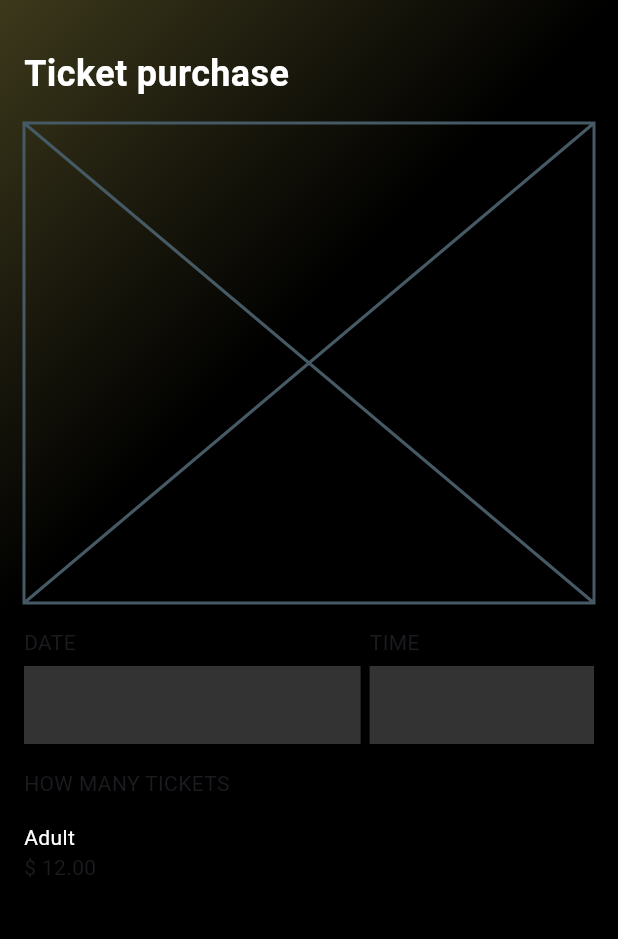
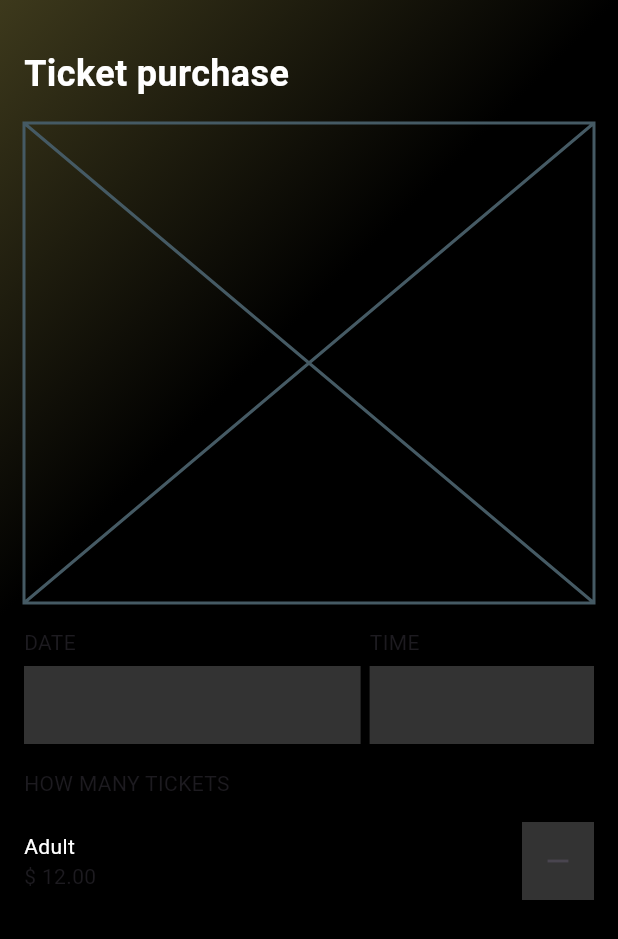
Before and after one commit to JAICHANGPARK/flutter_notebook_chapter_43, a Flutter app: the EventPurchasePage screen opened directly, on a phone screen of 412 x 824 dp. Shown: the top 939 px of the screen. Run offline on Flutter 3.47's test engine with Material 3 defaults, Android fonts, the phone set to English and light mode, and no system bars; our stand-ins replace gap, hugeicons, percent_indicator.

Commit message:
Update event_purchase_page.dart

```diff
--- a/lib/ep2186_event_app/ui/event_purchase_page.dart
+++ b/lib/ep2186_event_app/ui/event_purchase_page.dart
@@ -100,7 +100,20 @@ class _EventPurchasePageState extends State<EventPurchasePage> {
                           ],
                         ),
                       ),
-
+                      Container(
+                        height: 52,
+                        decoration: BoxDecoration(color: Colors.white.withValues(alpha: .2)),
+                        child: Row(
+                          children: [
+                            IconButton(
+                              onPressed: () {},
+                              icon: Icon(
+                                Icons.remove,
+                              ),
+                            )
+                          ],
+                        ),
+                      ),
                     ],
                   )
                 ],
```
